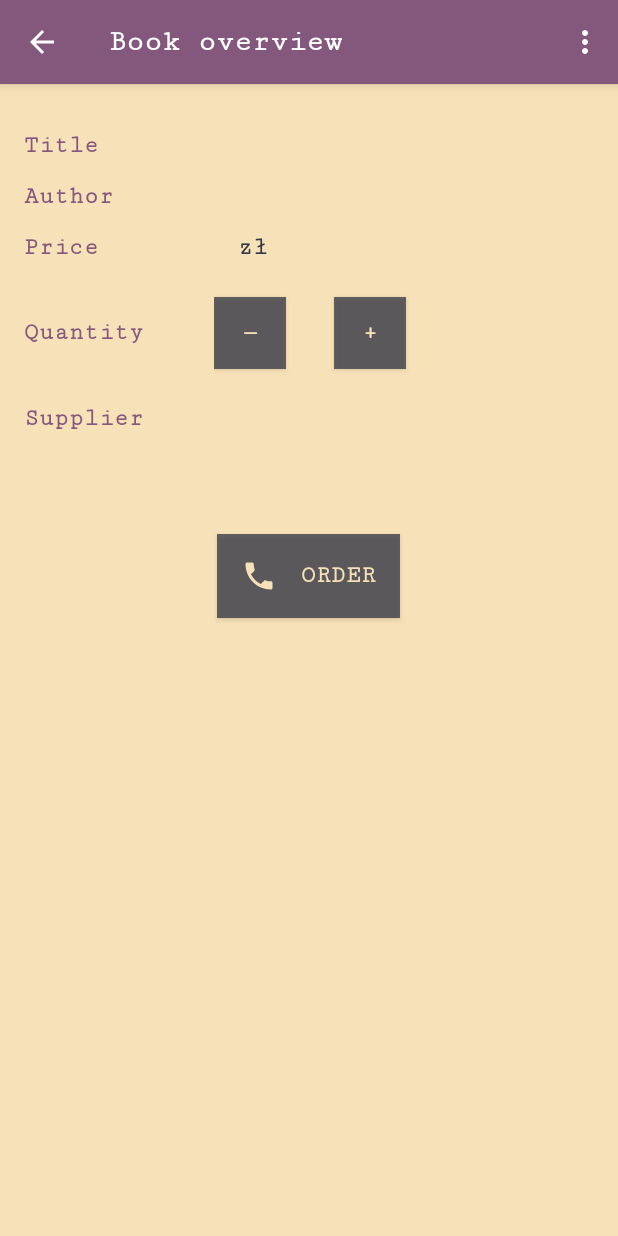
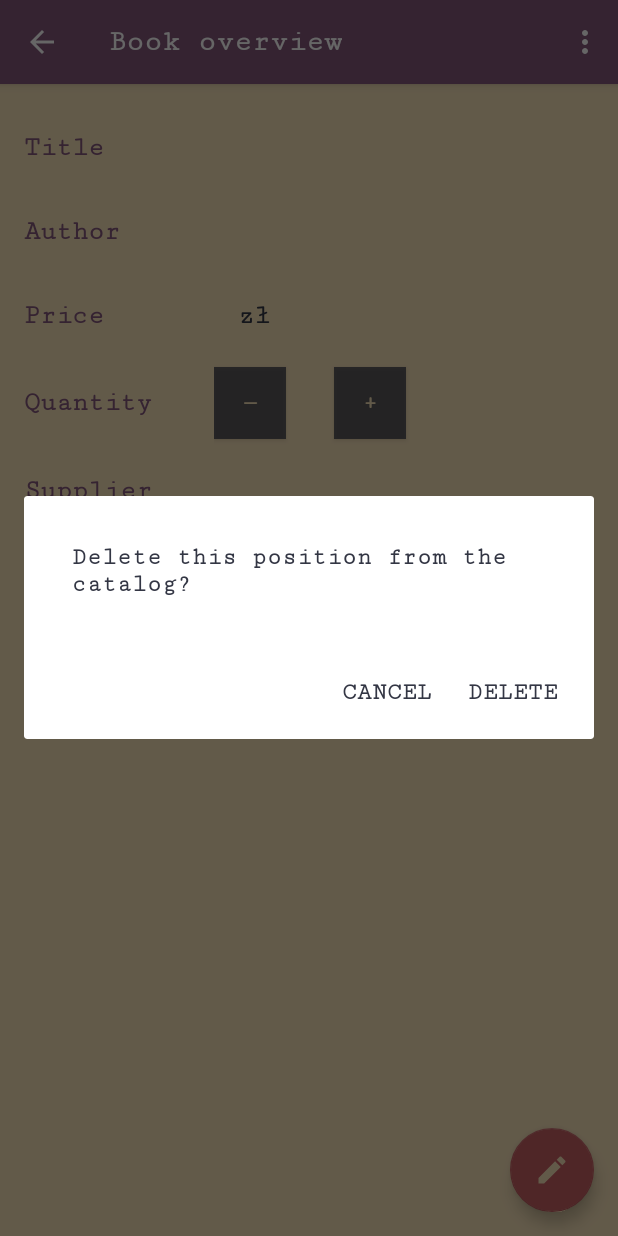
Before and after one commit to eovka/BookInventory, an Android app: the BookDetails screen opened directly, with no data from a screen before it, in the options menu, after a tap on "Delete", on a phone screen of 412 x 824 dp. Run offline under Robolectric (Android 15) with nearby library versions, the phone set to English and light mode, and no system bars; our stand-ins replace data binding; 2 statements that could not run were skipped.

Commit message:
FAB in details activity, scrolling, quantity info on exit

```diff
--- a/app/build.gradle
+++ b/app/build.gradle
@@ -25,7 +25,7 @@ dependencies {
     implementation fileTree(dir: 'libs', include: ['*.jar'])
     implementation 'com.android.support:appcompat-v7:27.1.1'
     implementation 'com.android.support:design:27.1.1'
-    implementation 'com.android.support.constraint:constraint-layout:1.1.1'
+    implementation 'com.android.support.constraint:constraint-layout:1.1.2'
     testImplementation 'junit:junit:4.12'
     androidTestImplementation 'com.android.support.test:runner:1.0.2'
     androidTestImplementation 'com.android.support.test.espresso:espresso-core:3.0.2'
--- a/app/src/main/AndroidManifest.xml
+++ b/app/src/main/AndroidManifest.xml
@@ -28,7 +28,8 @@
             android:name=".BookEditor"
             android:label="@string/add_book"
             android:parentActivityName=".BooksCatalog"
-            android:theme="@style/EditorTheme">
+            android:theme="@style/EditorTheme"
+            android:windowSoftInputMode="stateHidden">
             <meta-data
                 android:name="android.support.PARENT_ACTIVITY"
                 android:value=".BooksCatalog" />
--- a/app/src/main/java/pl/pisze_czytam/bookinventory/BookDetails.java
+++ b/app/src/main/java/pl/pisze_czytam/bookinventory/BookDetails.java
@@ -1,7 +1,7 @@
 package pl.pisze_czytam.bookinventory;
 
-import android.content.ContentUris;
 import android.content.ContentValues;
+import android.content.DialogInterface;
 import android.content.Intent;
 import android.database.Cursor;
 import android.databinding.DataBindingUtil;
@@ -10,8 +10,10 @@ import android.os.Bundle;
 import android.support.annotation.NonNull;
 import android.support.annotation.Nullable;
 import android.support.v4.app.LoaderManager;
+import android.support.v4.app.NavUtils;
 import android.support.v4.content.CursorLoader;
 import android.support.v4.content.Loader;
+import android.support.v7.app.AlertDialog;
 import android.support.v7.app.AppCompatActivity;
 import android.view.Menu;
 import android.view.MenuItem;
@@ -21,10 +23,12 @@ import android.widget.Toast;
 import pl.pisze_czytam.bookinventory.data.BookContract.BookEntry;
 import pl.pisze_czytam.bookinventory.databinding.BookDetailsBinding;
 
-public class BookDetails extends AppCompatActivity implements LoaderManager.LoaderCallbacks<Cursor>, View.OnClickListener {
+public class BookDetails extends AppCompatActivity implements LoaderManager.LoaderCallbacks<Cursor>,
+        View.OnClickListener {
     private BookDetailsBinding bind;
     Uri clickedBook;
     private static final int LOADER_ID = 1;
+    private boolean quantityChanged;
 
     @Override
     protected void onCreate(@Nullable Bundle savedInstanceState) {
@@ -38,7 +42,8 @@ public class BookDetails extends AppCompatActivity implements LoaderManager.Load
 
         bind.plusButton.setOnClickListener(this);
         bind.minusButton.setOnClickListener(this);
-        // TODO jeszcze 2-3 buttony z nasłuchiwaczem (lub widoki do intentów)
+        bind.callButton.setOnClickListener(this);
+        bind.fabEditBook.setOnClickListener(this);
     }
 
     @Override
@@ -58,13 +63,16 @@ public class BookDetails extends AppCompatActivity implements LoaderManager.Load
     @Override
     public boolean onOptionsItemSelected(MenuItem item) {
         switch (item.getItemId()) {
+            case android.R.id.home:
+                checkIfChanged();
+                NavUtils.navigateUpFromSameTask(BookDetails.this);
+                return true;
             case R.id.action_edit:
-                Intent editorIntent = new Intent(BookDetails.this, BookEditor.class);
-                editorIntent.setData(clickedBook);
-                startActivity(editorIntent);
+                checkIfChanged();
+                goToEditor();
                 return true;
             case R.id.action_delete:
-                // TODO: alertdialog, if confirmed, delete item, go back to book catalog; cancel - dismiss
+                showDeleteDialog();
                 return true;
         }
         return super.onOptionsItemSelected(item);
@@ -105,7 +113,7 @@ public class BookDetails extends AppCompatActivity implements LoaderManager.Load
         bind.bookTitle.setText(null);
         bind.bookAuthor.setText(null);
         bind.bookPrice.setText(null);
-        bind.bookQuantity.setText(String.valueOf(null));
+        bind.bookQuantity.setText(String.valueOf(0));
         bind.supplierName.setText(null);
         bind.supplierAddress.setText(null);
         bind.suppliersPhone.setText(null);
@@ -113,7 +121,7 @@ public class BookDetails extends AppCompatActivity implements LoaderManager.Load
 
     @Override
     public void onClick(View v) {
-        String[] projection = {BookEntry.ID, BookEntry.COLUMN_QUANTITY};
+        String[] projection = {BookEntry.ID, BookEntry.COLUMN_QUANTITY, BookEntry.COLUMN_SUP_PHONE};
         Cursor cursor = getContentResolver().query(clickedBook, projection, null,
                 null, null, null);
         cursor.moveToFirst();
@@ -126,6 +134,7 @@ public class BookDetails extends AppCompatActivity implements LoaderManager.Load
                     values.put(BookEntry.COLUMN_QUANTITY, quantity);
                     getContentResolver().update(clickedBook, values, null, null);
                     bind.bookQuantity.setText(String.valueOf(quantity));
+                    quantityChanged = true;
                     // TODO: kolorki ostrzegawcze?
                 } else {
                     Toast.makeText(getApplicationContext(), R.string.no_books, Toast.LENGTH_SHORT).show();
@@ -139,12 +148,70 @@ public class BookDetails extends AppCompatActivity implements LoaderManager.Load
                     values.put(BookEntry.COLUMN_QUANTITY, quantity);
                     getContentResolver().update(clickedBook, values, null, null);
                     bind.bookQuantity.setText(String.valueOf(quantity));
+                    quantityChanged = true;
                 }
                 if (quantity == 100) {
                     Toast.makeText(getApplicationContext(), R.string.full_stock, Toast.LENGTH_SHORT).show();
                 }
                 cursor.close();
                 break;
+            case R.id.call_button:
+                String phone = cursor.getString(cursor.getColumnIndex(BookEntry.COLUMN_SUP_PHONE));
+                cursor.close();
+                Intent dialIntent = new Intent(Intent.ACTION_DIAL);
+                dialIntent.setData(Uri.parse("tel:" + phone));
+                startActivity(dialIntent);
+                break;
+            case R.id.fab_edit_book:
+                checkIfChanged();
+                goToEditor();
+                break;
+        }
+    }
+
+    @Override
+    public void onBackPressed() {
+        checkIfChanged();
+        super.onBackPressed();
+    }
+
+    private void goToEditor() {
+        Intent editorIntent = new Intent(BookDetails.this, BookEditor.class);
+        editorIntent.setData(clickedBook);
+        startActivity(editorIntent);
+    }
+
+    private void showDeleteDialog() {
+        AlertDialog.Builder dialogBuilder = new AlertDialog.Builder(BookDetails.this);
+        dialogBuilder.setView(getLayoutInflater().inflate(R.layout.dialog_delete_item, null))
+            .setPositiveButton(R.string.delete, new DialogInterface.OnClickListener() {
+                @Override
+                public void onClick(DialogInterface dialog, int which) {
+                    deleteBook();
+                }
+            })
+            .setNegativeButton(R.string.cancel, new DialogInterface.OnClickListener() {
+                @Override
+                public void onClick(DialogInterface dialog, int which) {
+                    if (dialog != null) {
+                        dialog.dismiss();
+                    }
+                }
+            });
+        dialogBuilder.create().show();
+    }
+    private void deleteBook() {
+        int rowsDeleted = getContentResolver().delete(clickedBook, null, null);
+        if (rowsDeleted == 0) {
+            Toast.makeText(getApplicationContext(), R.string.error_delete_book, Toast.LENGTH_SHORT).show();
+        } else {
+            Toast.makeText(getApplicationContext(), R.string.book_deleted, Toast.LENGTH_SHORT).show();
+            finish();
+        }
+    }
+    private void checkIfChanged() {
+        if (quantityChanged) {
+            Toast.makeText(getApplicationContext(), R.string.quantity_updated, Toast.LENGTH_SHORT).show();
         }
     }
 }
--- a/app/src/main/java/pl/pisze_czytam/bookinventory/BooksCatalog.java
+++ b/app/src/main/java/pl/pisze_czytam/bookinventory/BooksCatalog.java
@@ -32,7 +32,7 @@ public class BooksCatalog extends AppCompatActivity implements LoaderManager.Loa
         super.onCreate(savedInstanceState);
         setContentView(R.layout.books_catalog);
 
-        FloatingActionButton fab = findViewById(R.id.fab);
+        FloatingActionButton fab = findViewById(R.id.fab_add_book);
         fab.setOnClickListener(new View.OnClickListener() {
             @Override
             public void onClick(View v) {
@@ -138,7 +138,7 @@ public class BooksCatalog extends AppCompatActivity implements LoaderManager.Loa
     @Override
     public Loader<Cursor> onCreateLoader(int id, Bundle args) {
         String[] bookProjection = {BookEntry.ID, BookEntry.COLUMN_TITLE,
-                BookEntry.COLUMN_PRICE, BookEntry.COLUMN_QUANTITY};
+                BookEntry.COLUMN_PRICE, BookEntry.COLUMN_QUANTITY, BookEntry.COLUMN_SUP_PHONE};
         return new CursorLoader(this, BookEntry.BOOKS_URI, bookProjection, null,
                 null, BookEntry.COLUMN_TITLE + " ASC");
     }
--- /dev/null
+++ b/app/src/main/res/drawable/ic_edit.xml
@@ -0,0 +1,5 @@
+<vector android:height="24dp" android:tint="#F6E1B8"
+    android:viewportHeight="24.0" android:viewportWidth="24.0"
+    android:width="24dp" xmlns:android="http://schemas.android.com/apk/res/android">
+    <path android:fillColor="#FF000000" android:pathData="M3,17.25V21h3.75L17.81,9.94l-3.75,-3.75L3,17.25zM20.71,7.04c0.39,-0.39 0.39,-1.02 0,-1.41l-2.34,-2.34c-0.39,-0.39 -1.02,-0.39 -1.41,0l-1.83,1.83 3.75,3.75 1.83,-1.83z"/>
+</vector>
--- a/app/src/main/res/layout/book_details.xml
+++ b/app/src/main/res/layout/book_details.xml
@@ -2,17 +2,21 @@
 <layout xmlns:android="http://schemas.android.com/apk/res/android"
     xmlns:tools="http://schemas.android.com/tools">
 
+    <RelativeLayout
+        android:layout_width="match_parent"
+        android:layout_height="match_parent"
+        android:background="@color/colorBackground"
+        tools:context=".BookDetails">
+
         <ScrollView
             android:layout_width="match_parent"
-        android:layout_height="match_parent"
-        android:background="@color/colorBackground">
+            android:layout_height="wrap_content">
 
             <LinearLayout
                 android:layout_width="match_parent"
                 android:layout_height="wrap_content"
                 android:orientation="vertical"
-            android:padding="@dimen/standard_padding"
-            tools:context=".BookDetails">
+                android:padding="@dimen/standard_padding">
 
                 <LinearLayout
                     android:layout_width="match_parent"
@@ -20,12 +24,14 @@
 
                     <TextView
                         style="@style/DetailsCategory"
+                        android:lines="2"
+                        android:maxLines="3"
                         android:text="@string/title" />
 
                     <TextView
                         android:id="@+id/book_title"
                         style="@style/DetailsInfo"
-                    android:ellipsize="end"
+                        android:maxLength="40"
                         tools:text="@string/title" />
                 </LinearLayout>
 
@@ -35,12 +41,13 @@
 
                     <TextView
                         style="@style/DetailsCategory"
+                        android:lines="2"
+                        android:maxLines="2"
                         android:text="@string/author" />
 
                     <TextView
                         android:id="@+id/book_author"
                         style="@style/DetailsInfo"
-                    android:ellipsize="end"
                         tools:text="@string/author" />
                 </LinearLayout>
 
@@ -105,6 +112,7 @@
                             android:layout_gravity="center_vertical"
                             android:layout_marginEnd="@dimen/standard_padding"
                             android:layout_marginStart="@dimen/standard_padding"
+                            android:textSize="@dimen/title_text"
                             tools:text="20" />
 
                         <Button
@@ -169,4 +177,10 @@
                     android:textStyle="bold" />
             </LinearLayout>
         </ScrollView>
+
+        <android.support.design.widget.FloatingActionButton
+            android:id="@+id/fab_edit_book"
+            style="@style/FabStyle"
+            android:src="@drawable/ic_edit" />
+    </RelativeLayout>
 </layout>
--- a/app/src/main/res/values/colors.xml
+++ b/app/src/main/res/values/colors.xml
@@ -7,4 +7,5 @@
     <color name="editorColorPrimary">#394450</color>
     <color name="editorColorPrimaryDark">#333644</color>
     <color name="buttonColor">#bf333644</color>
+    <color name="warningButton">#bfc65f63</color>
 </resources>
--- a/app/src/main/res/values/strings.xml
+++ b/app/src/main/res/values/strings.xml
@@ -25,6 +25,7 @@
     <string name="minus">&#8212;</string>
     <string name="no_books">No books in the stock, cannot be less.</string>
     <string name="full_stock">The stock is full.</string>
+    <string name="quantity_updated">Quantity updated.</string>
     <string name="book_required">Book\'s title and supplier are required.</string>
     <string name="error_save_book">Error with saving book.</string>
     <string name="book_saved">Book saved.</string>
@@ -47,7 +48,6 @@
     <string name="supplier_saved">Supplier saved.</string>
     <string name="sale">Sale</string>
     <string name="two_left">Only two books left. Consider ordering some.</string>
-    <string name="cannot_sale">Cannot sell &#8212; no item in the stock.</string>
     <string name="order">Order</string>
     <string name="empty_text_title">It\'s a bit empty here…</string>
     <string name="empty_text_subtitle">Let\'s build a bookcase by adding some books.</string>
--- a/app/src/main/res/values/styles.xml
+++ b/app/src/main/res/values/styles.xml
@@ -35,13 +35,13 @@
         <item name="android:paddingTop">@dimen/standard_padding</item>
         <item name="android:paddingBottom">@dimen/standard_padding</item>
         <item name="android:textColor">@color/colorAccent</item>
-        <item name="android:textSize">@dimen/title_text</item>
+        <item name="android:textSize">@dimen/normal_text</item>
         <item name="android:textStyle">bold</item>
     </style>
 
     <style name="EditorInserts">
         <item name="android:fontFamily">serif-monospace</item>
-        <item name="android:paddingTop">@dimen/standard_padding</item>
+        <item name="android:textSize">@dimen/title_text</item>
         <item name="android:textStyle">bold</item>
     </style>
 
@@ -80,9 +80,9 @@
         <item name="android:layout_height">wrap_content</item>
         <item name="android:layout_weight">1</item>
         <item name="android:fontFamily">serif-monospace</item>
+        <item name="android:textSize">@dimen/title_text</item>
         <item name="android:paddingTop">@dimen/standard_padding</item>
         <item name="android:textColor">@color/colorPrimary</item>
-        <item name="android:textStyle">bold</item>
     </style>
 
     <style name="DetailsInfo">
@@ -90,7 +90,7 @@
         <item name="android:layout_height">wrap_content</item>
         <item name="android:layout_weight">2</item>
         <item name="android:fontFamily">serif-monospace</item>
-        <item name="android:textStyle">bold</item>
+        <item name="android:textSize">@dimen/title_text</item>
     </style>
 
     <style name="ButtonsSmall">
@@ -102,4 +102,12 @@
         <item name="android:textSize">@dimen/title_text</item>
         <item name="android:textColor">@color/colorBackground</item>
     </style>
+
+    <style name="FabStyle">
+        <item name="android:layout_width">wrap_content</item>
+        <item name="android:layout_height">wrap_content</item>
+        <item name="android:layout_alignParentBottom">true</item>
+        <item name="android:layout_alignParentEnd">true</item>
+        <item name="android:layout_margin">@dimen/standard_padding</item>
+    </style>
 </resources>
```
Also changed, not shown: app/src/main/java/pl/pisze_czytam/bookinventory/BookCursorAdapter.java (+7 -4 lines), app/src/main/res/layout/book_editor.xml (+3 -4 lines), app/src/main/res/layout/book_item.xml (+14 -15 lines), app/src/main/res/layout/books_catalog.xml (+3 -7 lines), app/src/main/res/drawable/ic_book.xml (renamed from app/src/main/res/drawable/book_icon.xml). Lines whose indentation alone changed are shown as unchanged.
